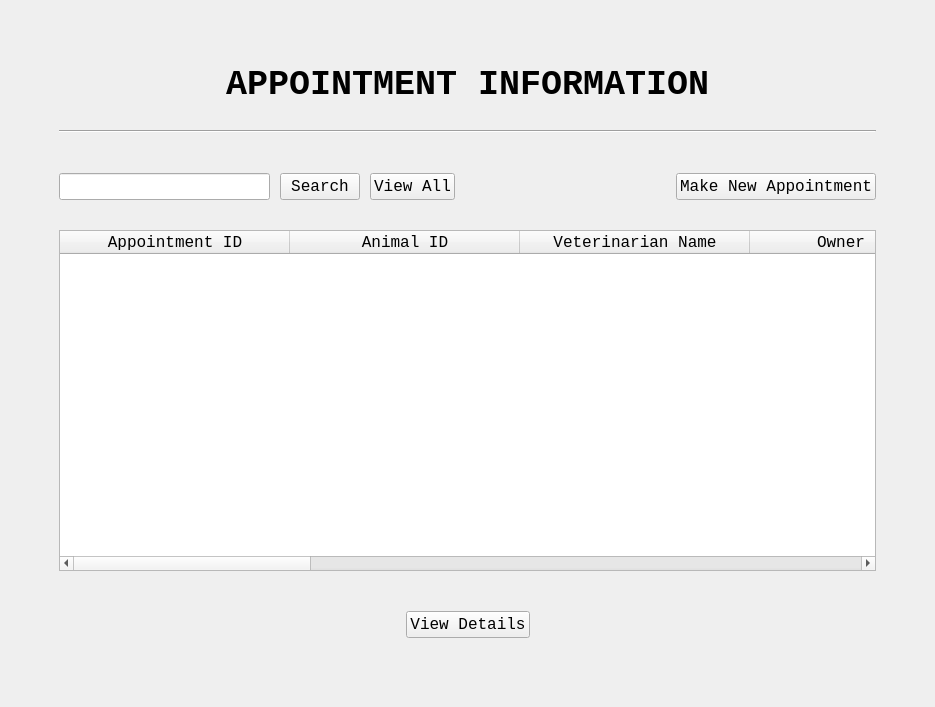
ASNaeem/Simple-VCMS, file AppointmentUI.ui: the form before one commit.
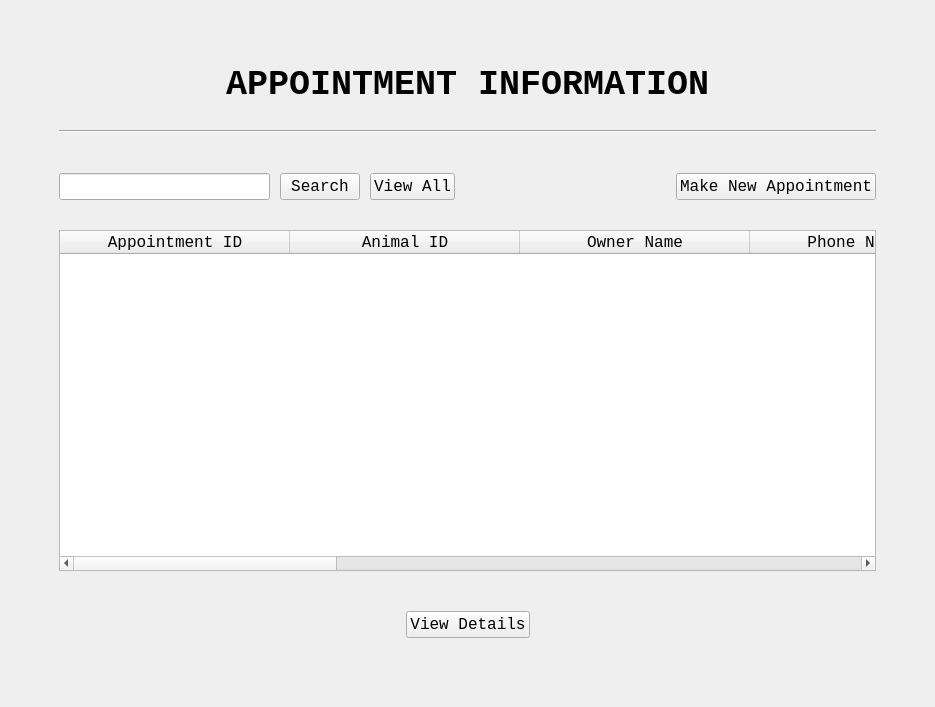
The form after the commit.

What changed in the file:
```diff
--- a/AppointmentUI.ui
+++ b/AppointmentUI.ui
@@ -278,11 +278,6 @@
             <string>Animal ID</string>
            </property>
           </column>
-          <column>
-           <property name="text">
-            <string>Veterinarian Name</string>
-           </property>
-          </column>
           <column>
            <property name="text">
             <string>Owner Name</string>
```
